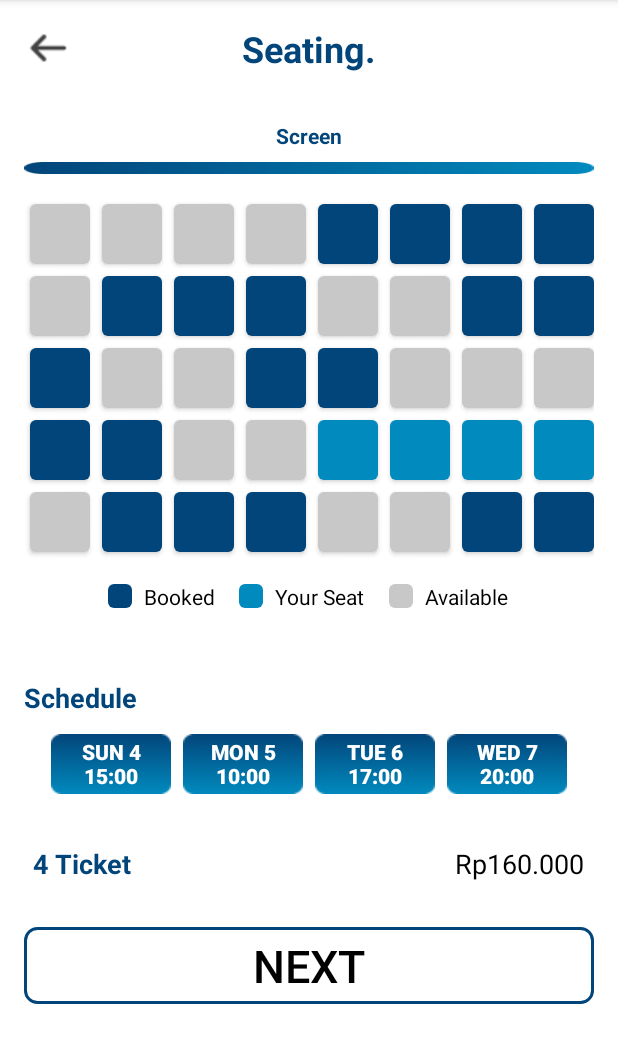
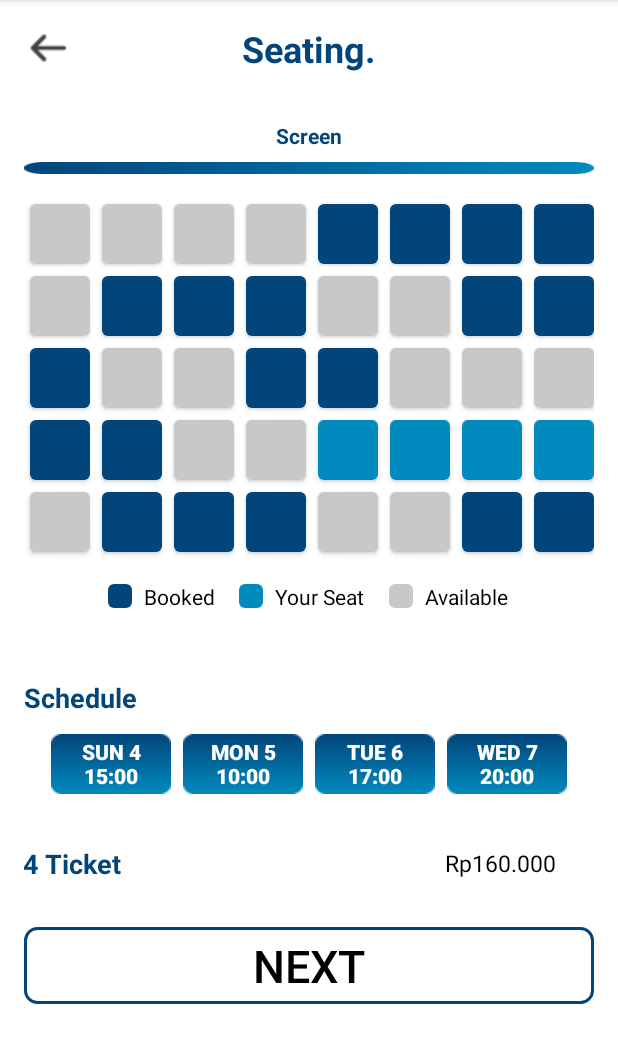
Before and after one commit to satrioagnag/PEMMOB_UAS, an Android app: the SeatScreenActivity screen opened directly, with no data from a screen before it, on a phone screen of 412 x 824 dp, the part 84-1147 px from its top. Run offline under Robolectric (Android 15) with nearby library versions, the phone set to English and light mode, and no system bars.

Commit message:
benerin layout harga sama scan ticket

```diff
--- a/app/src/main/res/layout/activity_invoice_payment.xml
+++ b/app/src/main/res/layout/activity_invoice_payment.xml
@@ -207,7 +207,7 @@
         android:id="@+id/qrSection"
         android:layout_width="match_parent"
         android:layout_height="wrap_content"
-        android:layout_marginBottom="144dp"
+        android:layout_marginBottom="80dp"
         android:background="@drawable/qr_background"
         android:orientation="horizontal"
         android:padding="16dp"
@@ -238,9 +238,9 @@
         android:id="@+id/btn_pay_order"
         android:layout_width="match_parent"
         android:layout_height="wrap_content"
-        android:layout_marginTop="76dp"
+        android:layout_marginTop="12dp"
         android:backgroundTint="#02457A"
         android:text="Back"
         app:layout_constraintTop_toBottomOf="@id/qrSection"
-        tools:layout_editor_absoluteX="16dp" />
+        tools:layout_editor_absoluteX="32dp" />
 </androidx.constraintlayout.widget.ConstraintLayout>
--- a/app/src/main/res/layout/activity_seat_screen.xml
+++ b/app/src/main/res/layout/activity_seat_screen.xml
@@ -504,11 +504,11 @@
                 android:textStyle="bold" />
 
             <TextView
-                android:layout_width="wrap_content"
+                android:layout_width="100dp"
                 android:layout_height="wrap_content"
                 android:text="Rp160.000"
                 android:textColor="#000000"
-                android:textSize="18sp" />
+                android:textSize="15dp" />
         </LinearLayout>
 
         <!-- Next Button -->
```
